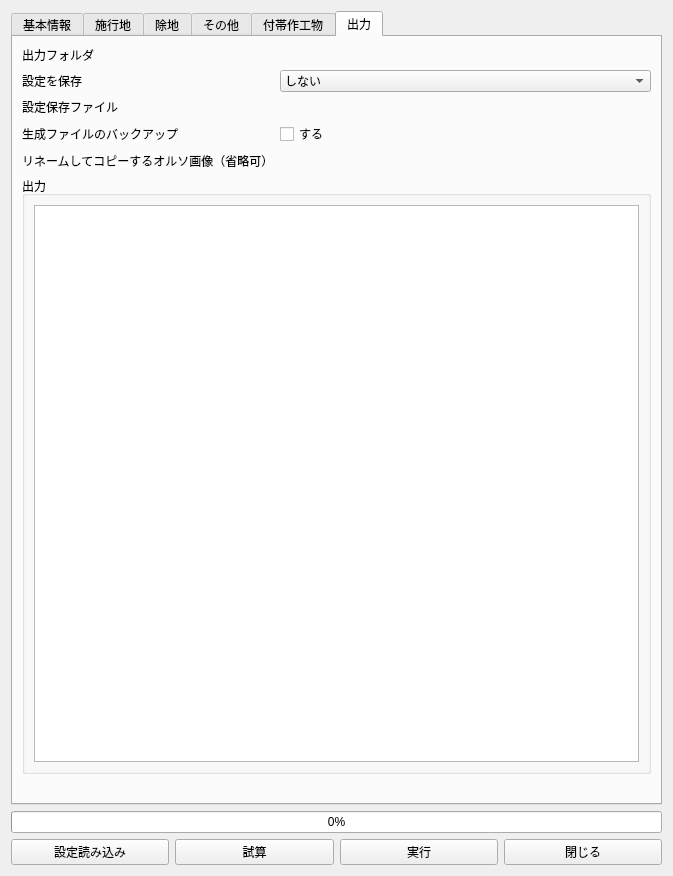
The window that uav.ui (CleanDiesel/RingyoZumenMaker) describes before a commit, drawn with Qt 5.
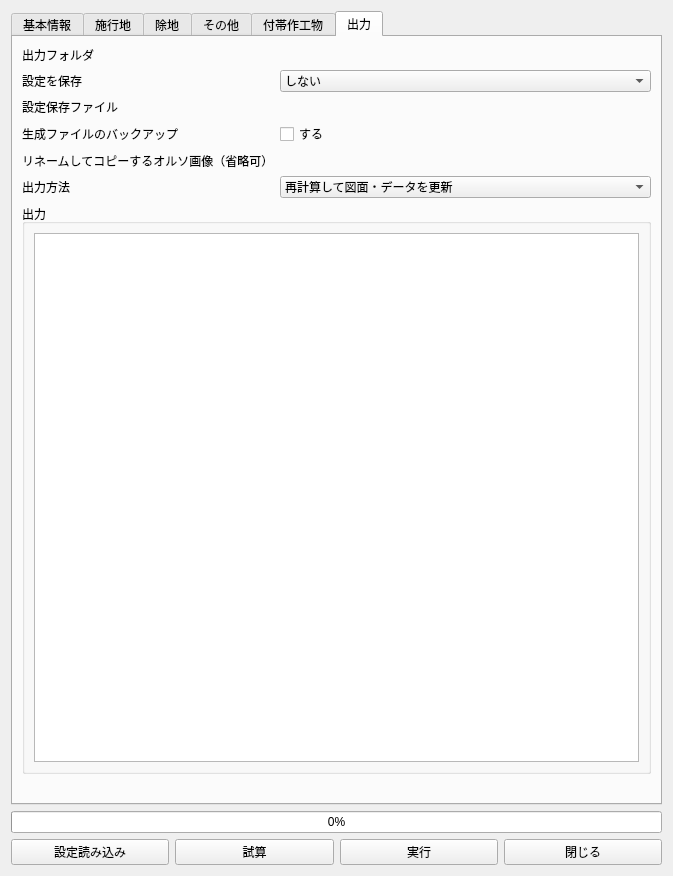
The same window after the commit. The open tabs and pages were chosen to show the change. Custom widgets are drawn as their Qt base class.

Diff of the .ui file:
```diff
--- a/uav.ui
+++ b/uav.ui
@@ -1140,6 +1140,17 @@
       <layout class="QVBoxLayout" name="verticalLayout_7">
        <item>
         <layout class="QFormLayout" name="formLayout_3">
+         <item row="5" column="0">
+          <widget class="QLabel" name="outputModeLabel">
+           <property name="text"><string>出力方法</string></property>
+          </widget>
+         </item>
+         <item row="5" column="1">
+          <widget class="QComboBox" name="outputMode">
+           <item><property name="text"><string>再計算して図面・データを更新</string></property></item>
+           <item><property name="text"><string>現在の成果から図面・SHPを出力</string></property></item>
+          </widget>
+         </item>
          <item row="0" column="0">
           <widget class="QLabel" name="label_13">
            <property name="text">
```
